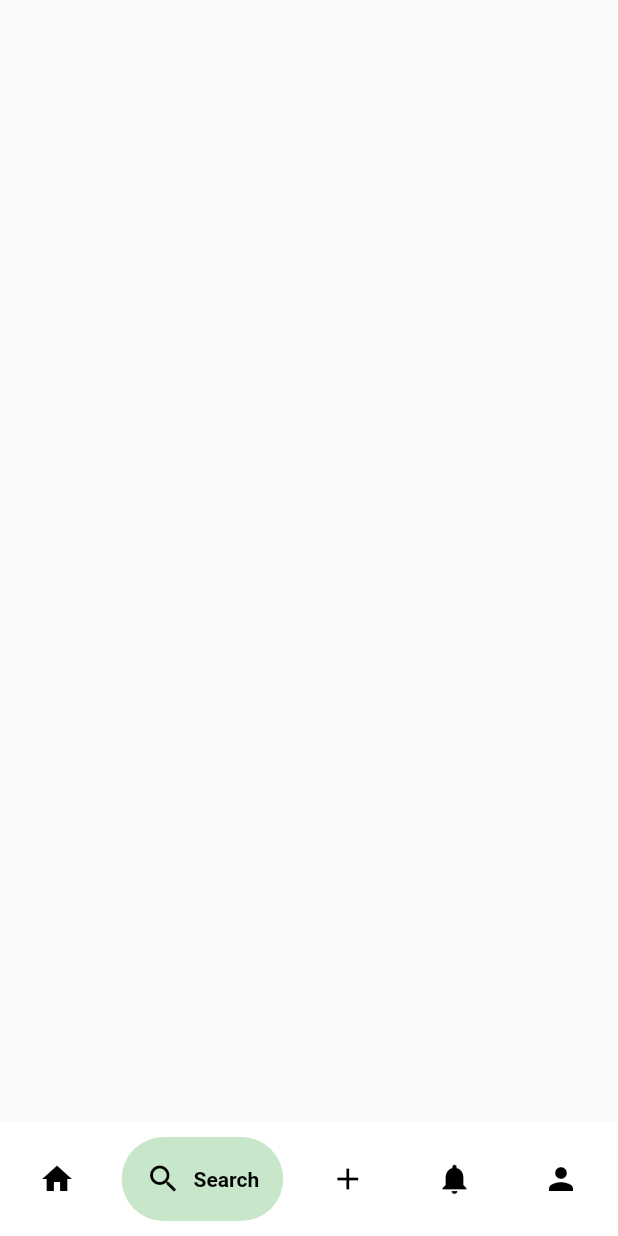
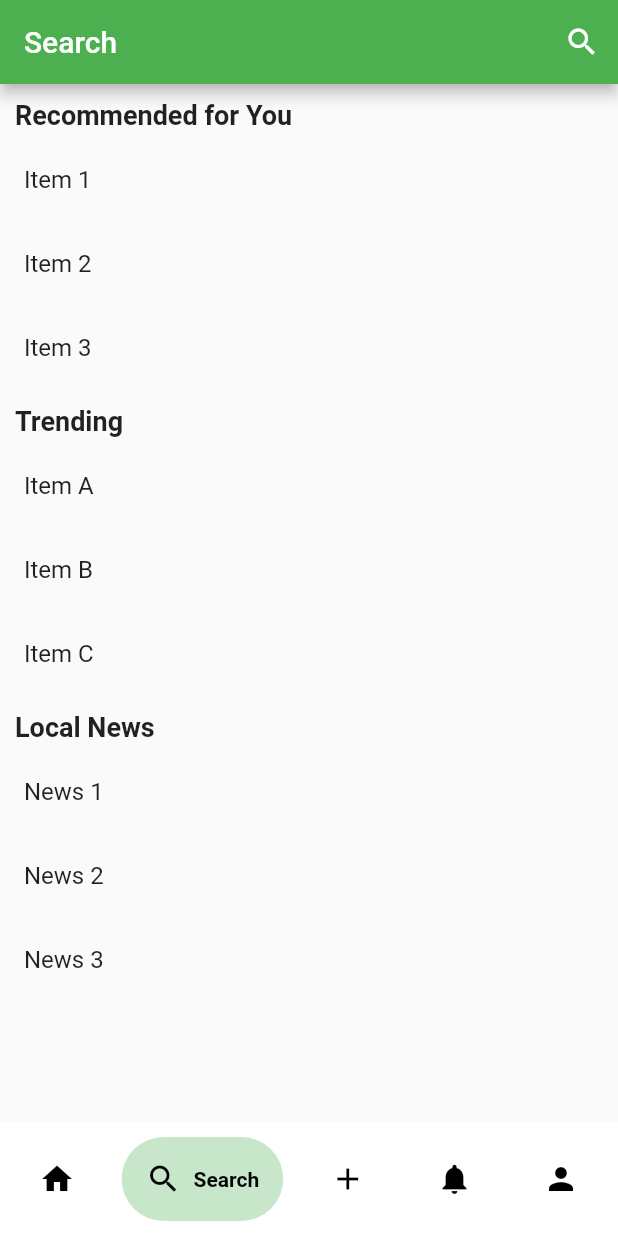
Before and after one commit to Smit2553/dialogue-social, a Flutter app: the screen it shows after launch, item 2 of the bottom bar chosen, on a phone screen of 412 x 824 dp. Run offline on Flutter 3.47's test engine with Material 2 defaults, Android fonts, the phone set to English and light mode, and no system bars; drawn by our look-alikes of google_nav_bar.

Commit message:
Implemented page navigation; Search page crude layout;

```diff
--- a/lib/homepage.dart
+++ b/lib/homepage.dart
@@ -1,21 +1,46 @@
 import 'package:flutter/material.dart';
 import 'package:google_nav_bar/google_nav_bar.dart';
+import 'package:dialogue_social/pages/home.dart';
+import 'package:dialogue_social/pages/search.dart';
+import 'package:dialogue_social/pages/post.dart';
+import 'package:dialogue_social/pages/notifications.dart';
+import 'package:dialogue_social/pages/profile.dart';
 
 class HomePage extends StatefulWidget {
-  const HomePage({ Key? key }) : super(key: key);
+  const HomePage({Key? key}) : super(key: key);
+
   @override
   State<HomePage> createState() => _HomePageState();
 }
 
 class _HomePageState extends State<HomePage> {
+  int _currentIndex = 0;
+
+  void _navigateBottomBar(int index) {
+    setState(() {
+      _currentIndex = index;
+    });
+  }
+
+  final List<Widget> _pages = [
+    const UserHome(),
+    UserSearch(),
+    const UserPost(),
+    const UserNotifications(),
+    const UserProfile(),
+  ];
+
   @override
   Widget build(BuildContext context) {
     return Scaffold(
+      body: _pages[_currentIndex],
       bottomNavigationBar: Container(
         color: Colors.white,
         child: Padding(
           padding: const EdgeInsets.symmetric(horizontal: 10, vertical: 10),
           child: GNav(
+            selectedIndex: _currentIndex,
+            onTabChange: _navigateBottomBar,
             gap: 8,
             backgroundColor: Colors.white,
             color: Colors.black,
--- a/lib/main.dart
+++ b/lib/main.dart
@@ -2,16 +2,17 @@ import 'package:flutter/material.dart';
 import 'homepage.dart';
 
 void main() {
-  runApp(MyApp());
+  runApp(const MyApp());
 }
 
 class MyApp extends StatelessWidget {
-  const MyApp({ Key? key }) : super(key: key);
+  const MyApp({Key? key}) : super(key: key);
 
   @override
   Widget build(BuildContext context) {
     return MaterialApp(
       debugShowCheckedModeBanner: false,
+      theme: ThemeData(primarySwatch: Colors.green),
       home: HomePage(),
     );
   }
--- /dev/null
+++ b/lib/pages/search.dart
@@ -0,0 +1,183 @@
+import 'package:flutter/material.dart';
+
+class UserSearch extends StatelessWidget {
+  const UserSearch({super.key});
+
+  @override
+  Widget build(BuildContext context) {
+    return Scaffold(
+      appBar: AppBar(
+        title: const Text('Search'),
+        actions: [
+          IconButton(
+            icon: const Icon(Icons.search),
+            onPressed: () {
+              showSearch(context: context, delegate: CustomSearchDelegate());
+            },
+          ),
+        ],
+      ),
+      body: const SingleChildScrollView(
+        child: Column(
+          children: [
+            SizedBox(height: 10.0),
+            SubCategoryWidget(
+              title: 'Recommended for You',
+              items: [
+                'Item 1',
+                'Item 2',
+                'Item 3',
+              ],
+            ),
+            SizedBox(height: 10.0),
+            SubCategoryWidget(
+              title: 'Trending',
+              items: [
+                'Item A',
+                'Item B',
+                'Item C',
+              ],
+            ),
+            SizedBox(height: 10.0),
+            SubCategoryWidget(
+              title: 'Local News',
+              items: [
+                'News 1',
+                'News 2',
+                'News 3',
+              ],
+            ),
+          ],
+        ),
+      ),
+    );
+  }
+}
+
+class CustomSearchDelegate extends SearchDelegate {
+  List<String> searchTerms = [
+    'Item 1',
+    'Item 2',
+    'Item 3',
+    'Item A',
+    'Item B',
+    'Item C',
+    'News 1',
+    'News 2',
+    'News 3',
+  ];
+
+  @override
+  List<Widget> buildActions(BuildContext context) {
+    return [
+      IconButton(
+        icon: const Icon(Icons.clear),
+        onPressed: () {
+          // Clear search query
+          query = '';
+        },
+      ),
+    ];
+  }
+
+  @override
+  Widget? buildLeading(BuildContext context) {
+    return IconButton(
+      icon: const Icon(Icons.arrow_back),
+      onPressed: () {
+        // Close search delegate
+        close(context, null);
+      },
+    );
+  }
+
+  @override
+  Widget buildResults(BuildContext context) {
+    List<String> matchQuery = [];
+    for (var item in searchTerms) {
+      if (item.toLowerCase().contains(query.toLowerCase())) {
+        matchQuery.add(item);
+      }
+    }
+    return ListView.builder(
+      itemCount: matchQuery.length,
+      itemBuilder: (context, index) {
+        var result = matchQuery[index];
+        return ListTile(
+          title: Text(result),
+          onTap: () {
+            // Close search delegate and return result
+            close(context, result);
+          },
+        );
+      },
+    );
+  }
+
+  @override
+  Widget buildSuggestions(BuildContext context) {
+    List<String> matchQuery = [];
+    for (var item in searchTerms) {
+      if (item.toLowerCase().contains(query.toLowerCase())) {
+        matchQuery.add(item);
+      }
+    }
+    return ListView.builder(
+      itemCount: matchQuery.length,
+      itemBuilder: (context, index) {
+        var result = matchQuery[index];
+        return ListTile(
+          title: Text(result),
+          onTap: () {
+            // Close search delegate and return result
+            close(context, result);
+          },
+        );
+      },
+    );
+  }
+}
+
+class SubCategoryWidget extends StatelessWidget {
+  final String title;
+  final List<String> items;
+
+  const SubCategoryWidget({
+    Key? key,
+    required this.title,
+    required this.items,
+  }) : super(key: key);
+
+  @override
+  Widget build(BuildContext context) {
+    return Column(
+      crossAxisAlignment: CrossAxisAlignment.start,
+      children: [
+        Padding(
+          padding: const EdgeInsets.symmetric(horizontal: 10.0),
+          child: Text(
+            title,
+            style: const TextStyle(
+              fontSize: 18.0,
+              fontWeight: FontWeight.bold,
+            ),
+          ),
+        ),
+        const SizedBox(height: 5.0),
+        ListView.builder(
+          shrinkWrap: true,
+          physics: const NeverScrollableScrollPhysics(),
+          itemCount: items.length,
+          itemBuilder: (context, index) {
+            return ListTile(
+              title: Text(items[index]),
+              onTap: () {
+                // Handle item tap
+              },
+            );
+          },
+        ),
+      ],
+    );
+  }
+}
```
Also changed, not shown: lib/pages/home.dart (added, +13 -0 lines), lib/pages/notifications.dart (added, +12 -0 lines), lib/pages/post.dart (added, +12 -0 lines), lib/pages/profile.dart (added, +12 -0 lines).
